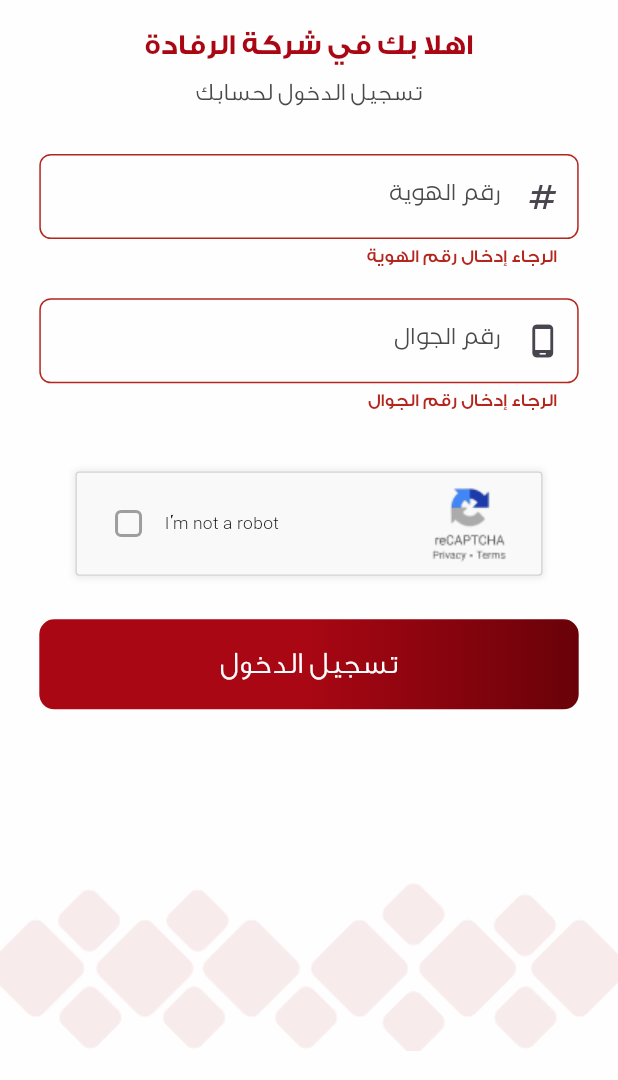
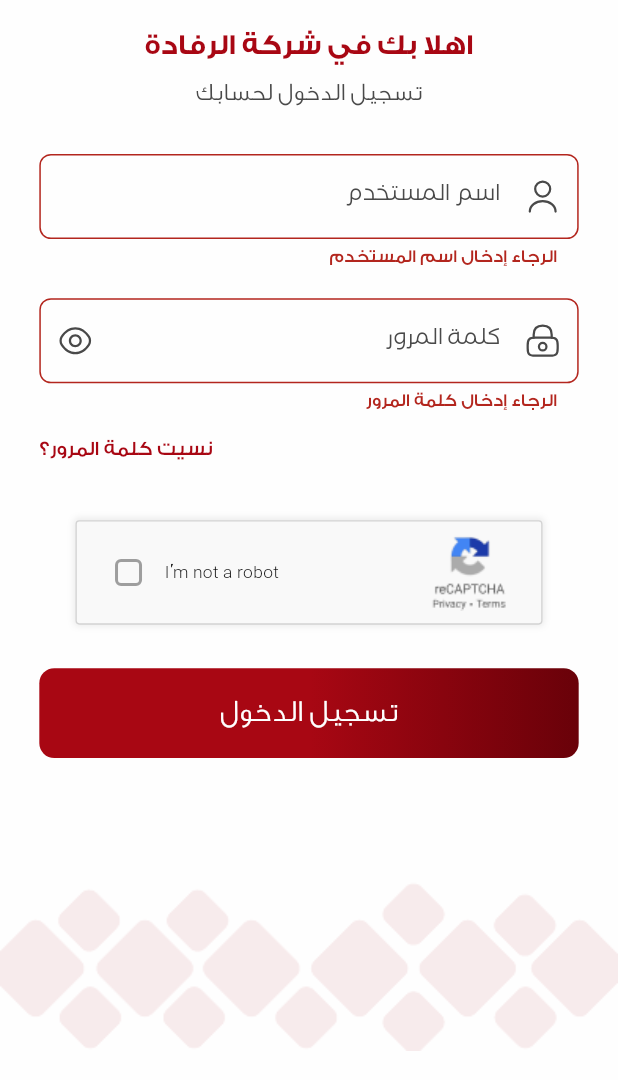
Before and after one commit to AhmadMahdaly/AL-Refadah_App, a Flutter app: the screen it shows after launch, after a tap on "تسجيل الدخول", on a phone screen of 412 x 824 dp, the part 156-1236 px from its top. Run offline on Flutter 3.47's test engine with Material 3 defaults, Android fonts, the phone set to English and light mode, and no system bars; drawn by our look-alikes of modal_progress_hud_nsn; our stand-ins replace dio, easy_localization, flutter_bloc, flutter_dotenv, flutter_screenutil, flutter_secure_storage and 1 more; missing offline and left inert: flutter_verification_code.

Commit message:
Refactor LoginScreen:  to update variable names and improve form validation for username and password

```diff
--- a/lib/screens/login/login_screen.dart
+++ b/lib/screens/login/login_screen.dart
@@ -2,6 +2,7 @@ import 'package:alrefadah/cubit/auth_cubit/auth_cubit.dart';
 import 'package:alrefadah/cubit/auth_cubit/auth_states.dart';
 import 'package:alrefadah/screens/confirm_login/confirm_login_screen.dart';
 import 'package:alrefadah/screens/login/widgets/app_welcome_widget.dart';
+import 'package:alrefadah/screens/login/widgets/forget_password_widget.dart';
 import 'package:alrefadah/screens/login/widgets/title_of_welcome_page_widget.dart';
 import 'package:alrefadah/utils/components/custom_button.dart';
 import 'package:alrefadah/utils/components/custom_textformfield.dart';
@@ -12,11 +13,11 @@ import 'package:alrefadah/widgets/end_of_page.dart';
 import 'package:flutter/material.dart';
 import 'package:flutter_bloc/flutter_bloc.dart';
 import 'package:flutter_screenutil/flutter_screenutil.dart';
+import 'package:flutter_svg/svg.dart';
 import 'package:modal_progress_hud_nsn/modal_progress_hud_nsn.dart';
 
 class LoginScreen extends StatefulWidget {
   const LoginScreen({super.key});
-
   @override
   State<LoginScreen> createState() => _LoginScreenState();
 }
@@ -25,8 +26,8 @@ class _LoginScreenState extends State<LoginScreen> {
   bool isShowPassword = true;
   bool isChecked = false;
   bool isLoading = false;
-  final _phoneController = TextEditingController();
-  final _userIdController = TextEditingController();
+  final _passwordController = TextEditingController();
+  final _userNameController = TextEditingController();
   final formKey = GlobalKey<FormState>();
   bool _isInAsyncCall = false;
 
@@ -48,8 +49,8 @@ class _LoginScreenState extends State<LoginScreen> {
             MaterialPageRoute(
               builder:
                   (context) => ConfirmLoginScreen(
-                    phoneNumber: _phoneController.text,
-                    identityNumber: _userIdController.text,
+                    phoneNumber: _passwordController.text,
+                    identityNumber: _userNameController.text,
                   ),
             ),
           );
@@ -106,60 +107,71 @@ class _LoginScreenState extends State<LoginScreen> {
                             const TitleOfWelcomePage(),
                             const H(h: 32),
                             CustomTextformfield(
-                              controller: _userIdController,
+                              controller: _userNameController,
                               validator: (value) {
                                 if (value == null || value.isEmpty) {
-                                  return 'الرجاء إدخال رقم الهوية';
-                                } else if (value.length < 10) {
-                                  return 'رقم الهوية يجب أن يكون 10 أرقام';
-                                } else if (!RegExp(
-                                  r'^[0-9]+$',
-                                ).hasMatch(value)) {
-                                  return 'رقم الهوية يجب أن يحتوي على أرقام فقط';
+                                  return 'الرجاء إدخال اسم المستخدم';
                                 }
                                 return null;
                               },
-                              text: 'رقم الهوية',
-                              icon: const Icon(Icons.numbers_outlined),
-                              keyboardType: TextInputType.number,
+                              text: 'اسم المستخدم',
+                              icon: SvgPicture.asset(
+                                'assets/svg/user.svg',
+                                fit: BoxFit.none,
+                                width: 20.w,
+                                height: 20.h,
+                              ),
+                              keyboardType: TextInputType.name,
                               contentPadding: EdgeInsets.symmetric(
                                 vertical: 18.h,
                                 horizontal: 10.w,
                               ),
                               textInputAction: TextInputAction.next,
+                              autofillHints: const [AutofillHints.name],
                             ),
                             const H(h: 20),
-
                             CustomTextformfield(
-                              controller: _phoneController,
+                              controller: _passwordController,
                               validator: (value) {
                                 if (value == null || value.isEmpty) {
-                                  return 'الرجاء إدخال رقم الجوال';
-                                } else if (value.length < 10) {
-                                  return 'رقم الجوال يجب أن يكون 10 أرقام';
-                                } else if (!RegExp(
-                                  r'^[0-9]+$',
-                                ).hasMatch(value)) {
-                                  return 'رقم الجوال يجب أن يحتوي على أرقام فقط';
+                                  return 'الرجاء إدخال كلمة المرور';
                                 }
                                 return null;
                               },
-                              text: 'رقم الجوال',
-                              icon: const Icon(Icons.phone_android_outlined),
-                              keyboardType: TextInputType.number,
+                              text: 'كلمة المرور',
+                              icon: SvgPicture.asset(
+                                'assets/svg/lock.svg',
+                                fit: BoxFit.none,
+                                width: 20.w,
+                                height: 20.h,
+                              ),
+                              keyboardType: TextInputType.visiblePassword,
                               contentPadding: EdgeInsets.symmetric(
                                 vertical: 18.h,
                                 horizontal: 10.w,
                               ),
                               textInputAction: TextInputAction.done,
-
-                              autofillHints: const [
-                                AutofillHints.telephoneNumber,
-                              ],
+                              passwordIcon: IconButton(
+                                onPressed:
+                                    () => setState(() {
+                                      isShowPassword = !isShowPassword;
+                                    }),
+                                icon:
+                                    isShowPassword
+                                        ? SvgPicture.asset(
+                                          'assets/svg/eye.svg',
+                                          fit: BoxFit.none,
+                                        )
+                                        : SvgPicture.asset(
+                                          'assets/svg/EyeClosed.svg',
+                                          fit: BoxFit.none,
+                                        ),
+                              ),
+                              obscureText: isShowPassword,
+                              autofillHints: const [AutofillHints.password],
                             ),
-
-                            // const H(h: 14),
-                            // const ForgetPasswordWidget(),
+                            const H(h: 14),
+                            const ForgetPasswordWidget(),
                             const H(h: 40),
                             Container(
                               width: 297.w,
@@ -225,20 +237,27 @@ class _LoginScreenState extends State<LoginScreen> {
                                         color: Colors.grey,
                                         width: 2,
                                       ),
-
                                       onChanged: (value) async {
                                         setState(() {
                                           isLoading = true;
                                         });
                                         await Future.delayed(
                                           const Duration(seconds: 2),
-                                          () {},
+                                          () {
+                                            setState(() {
+                                              isChecked = value!;
+                                              isLoading = false;
+                                            });
+                                          },
                                         );
-
-                                        setState(() {
-                                          isChecked = value!;
-                                          isLoading = false;
-                                        });
+                                        await Future.delayed(
+                                          const Duration(seconds: 10),
+                                          () {
+                                            setState(() {
+                                              isChecked = false;
+                                            });
+                                          },
+                                        );
                                       },
                                     ),
                                   W(w: 10.w),
@@ -252,8 +271,8 @@ class _LoginScreenState extends State<LoginScreen> {
                                 if (formKey.currentState!.validate() &&
                                     isChecked) {
                                   await authCubit.login(
-                                    phoneNumber: _phoneController.text,
-                                    identityNumber: _userIdController.text,
+                                    userName: _userNameController.text,
+                                    password: _passwordController.text,
                                   );
                                 }
                               },
@@ -275,8 +294,8 @@ class _LoginScreenState extends State<LoginScreen> {
 
   @override
   void dispose() {
-    _userIdController.dispose();
-    _phoneController.dispose();
+    _userNameController.dispose();
+    _passwordController.dispose();
     super.dispose();
   }
 }
```
